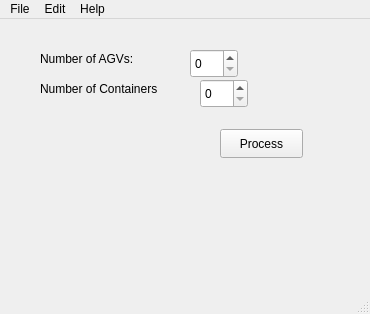
This is AGV-Conflict-Free/mainwindow.ui in amireza007/AGV-Project as Qt 5 draws it before an edit. The edited form follows.
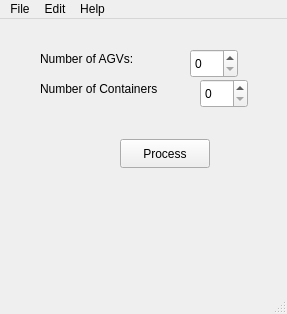
This is the edited form.

Patch:
```diff
--- a/AGV-Conflict-Free/mainwindow.ui
+++ b/AGV-Conflict-Free/mainwindow.ui
@@ -6,7 +6,7 @@
    <rect>
     <x>0</x>
     <y>0</y>
-    <width>370</width>
+    <width>287</width>
     <height>314</height>
    </rect>
   </property>
@@ -43,9 +43,9 @@
    <widget class="QPushButton" name="pushButton">
     <property name="geometry">
      <rect>
-      <x>220</x>
-      <y>110</y>
-      <width>83</width>
+      <x>120</x>
+      <y>120</y>
+      <width>90</width>
       <height>29</height>
      </rect>
     </property>
@@ -79,7 +79,7 @@
     <rect>
      <x>0</x>
      <y>0</y>
-     <width>370</width>
+     <width>287</width>
      <height>25</height>
     </rect>
    </property>
```
Left out of the diff: 3 changed lines with no effect on the pictures.
